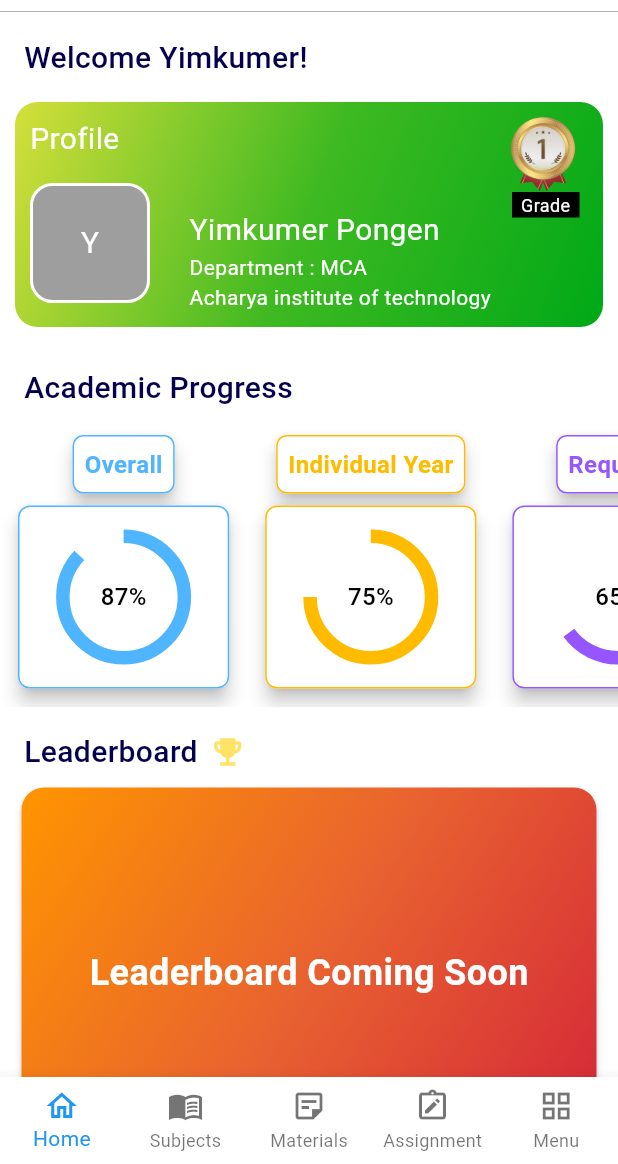
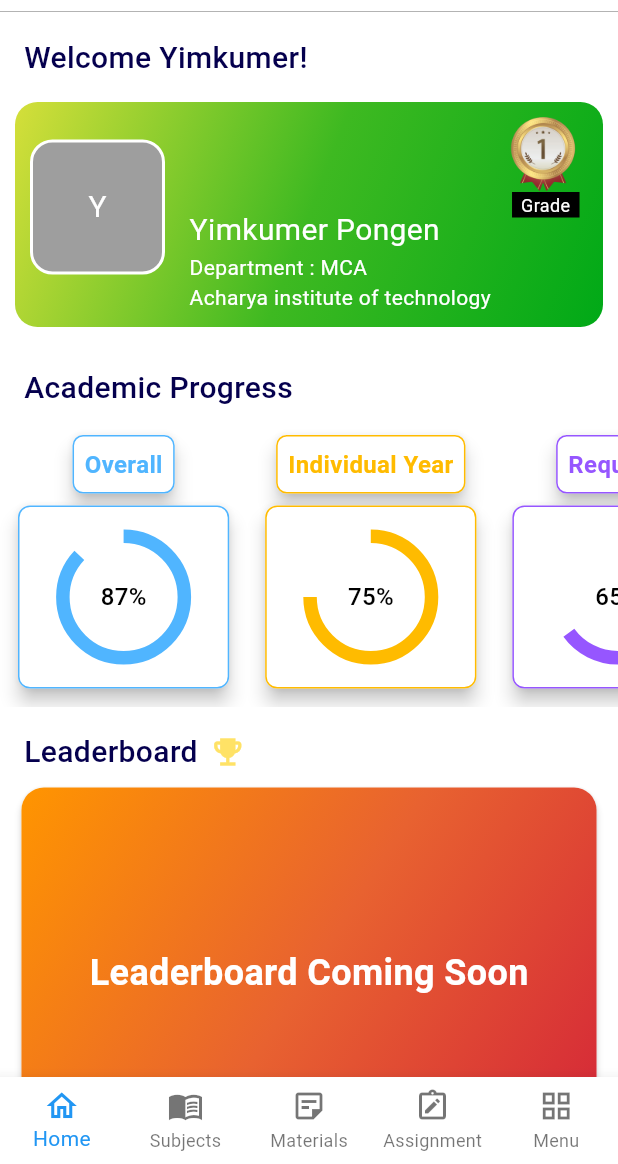
Before and after one commit to yimkumer/Alive_app, a Flutter app: the Student screen opened directly with empty values, on a phone screen of 412 x 824 dp, the part 72-1236 px from its top. Run offline on Flutter 3.47's test engine with Material 3 defaults, Android fonts, the phone set to English and light mode, and no system bars; drawn by our look-alikes of percent_indicator; our stand-ins replace file_picker, flutter_svg; network calls fail; project files that could hold a hidden picture were left out.

Commit message:
profile section update

```diff
--- a/alive_app/lib/components/student_section/modules/homepage/profile_section.dart
+++ b/alive_app/lib/components/student_section/modules/homepage/profile_section.dart
@@ -43,14 +43,10 @@ class ProfileSection extends StatelessWidget {
               child: Column(
                 crossAxisAlignment: CrossAxisAlignment.start,
                 children: [
-                  const Text(
-                    'Profile',
-                    style: TextStyle(color: Colors.white, fontSize: 20),
-                  ),
                   Container(
                     margin: const EdgeInsets.fromLTRB(0, 15, 10, 0),
-                    width: 80,
-                    height: 80,
+                    width: 90,
+                    height: 90,
                     decoration: BoxDecoration(
                       color: Colors.grey,
                       border: Border.all(
--- a/alive_app/lib/components/student_section/student.dart
+++ b/alive_app/lib/components/student_section/student.dart
@@ -182,7 +182,8 @@ class _StudentState extends State<Student> {
             child: GridView.builder(
               itemCount: drawerItems.length - 4,
               gridDelegate: const SliverGridDelegateWithFixedCrossAxisCount(
-                  crossAxisCount: 3),
+                crossAxisCount: 3,
+              ),
               itemBuilder: (BuildContext context, int index) {
                 int itemIndex = index + 4;
                 return InkWell(
@@ -197,7 +198,7 @@ class _StudentState extends State<Student> {
                     child: Column(
                       mainAxisSize: MainAxisSize.min,
                       children: <Widget>[
-                        Icon(drawerIcons[itemIndex], size: 38),
+                        Icon(drawerIcons[itemIndex], size: 30),
                         Text(drawerItems[itemIndex],
                             textAlign: TextAlign.center),
                       ],
```
